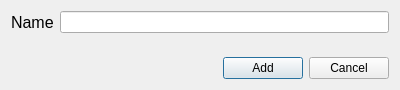
Qt form ui/AddShortcutDialog.ui (insaneshadowzaman/Database-Lab) before a commit.
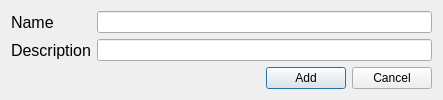
The same form after that commit.

Commit message: Added the report and fixed the delete button of the my shortcuts table.

Diff of the .ui file:
```diff
--- a/ui/AddShortcutDialog.ui
+++ b/ui/AddShortcutDialog.ui
@@ -6,7 +6,7 @@
    <rect>
     <x>0</x>
     <y>0</y>
-    <width>400</width>
+    <width>443</width>
     <height>90</height>
    </rect>
   </property>
@@ -43,6 +43,21 @@
      <item row="0" column="1">
       <widget class="QLineEdit" name="shortcutNameLineEdit"/>
      </item>
+     <item row="1" column="0">
+      <widget class="QLabel" name="label_2">
+       <property name="font">
+        <font>
+         <pointsize>12</pointsize>
+        </font>
+       </property>
+       <property name="text">
+        <string>Description</string>
+       </property>
+      </widget>
+     </item>
+     <item row="1" column="1">
+      <widget class="QLineEdit" name="shortcutDescLineEdit"/>
+     </item>
     </layout>
    </item>
    <item>
```
The commit also changes 7 other files.
